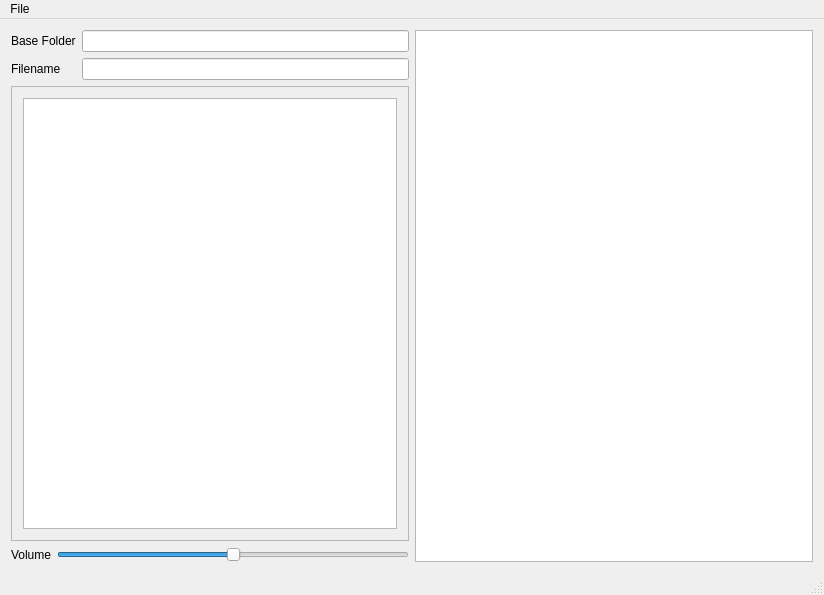
Before: the Qt Designer form mainwindow.ui in lyleunderwood/renamemer, drawn with Qt 5.
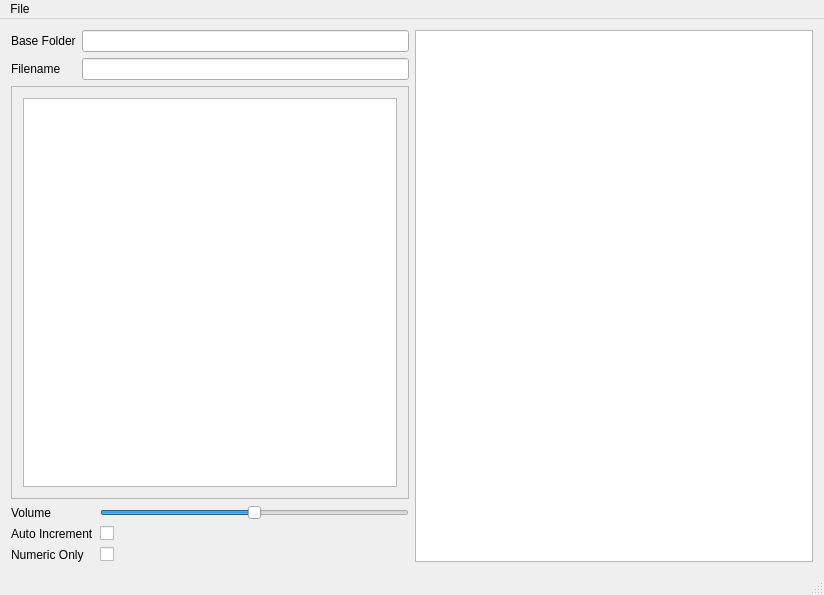
After: the same form once the commit is applied. Icons and pictures are not drawn.

Commit message: implemented numeric files filter

```diff
--- a/mainwindow.ui
+++ b/mainwindow.ui
@@ -107,6 +107,34 @@
           </property>
          </widget>
         </item>
+        <item row="1" column="0">
+         <widget class="QLabel" name="label_2">
+          <property name="text">
+           <string>Auto Increment</string>
+          </property>
+         </widget>
+        </item>
+        <item row="1" column="1">
+         <widget class="QCheckBox" name="checkBox">
+          <property name="text">
+           <string/>
+          </property>
+         </widget>
+        </item>
+        <item row="2" column="0">
+         <widget class="QLabel" name="label_5">
+          <property name="text">
+           <string>Numeric Only</string>
+          </property>
+         </widget>
+        </item>
+        <item row="2" column="1">
+         <widget class="QCheckBox" name="checkBox_2">
+          <property name="text">
+           <string/>
+          </property>
+         </widget>
+        </item>
        </layout>
       </item>
      </layout>
```
The commit also changes 2 other files.
